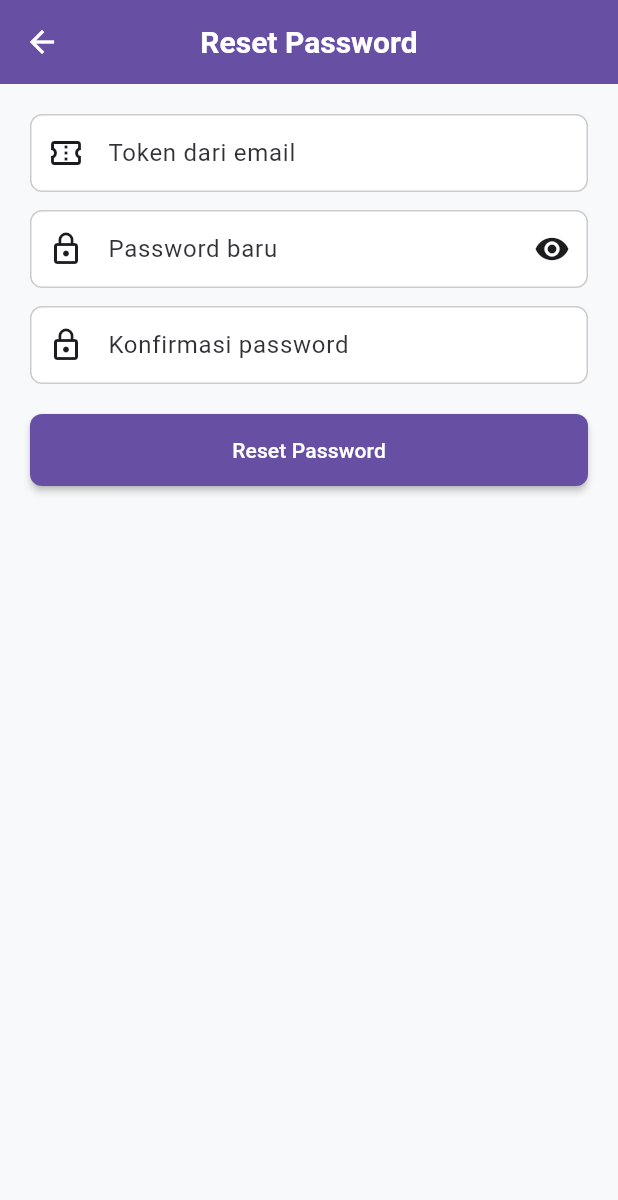
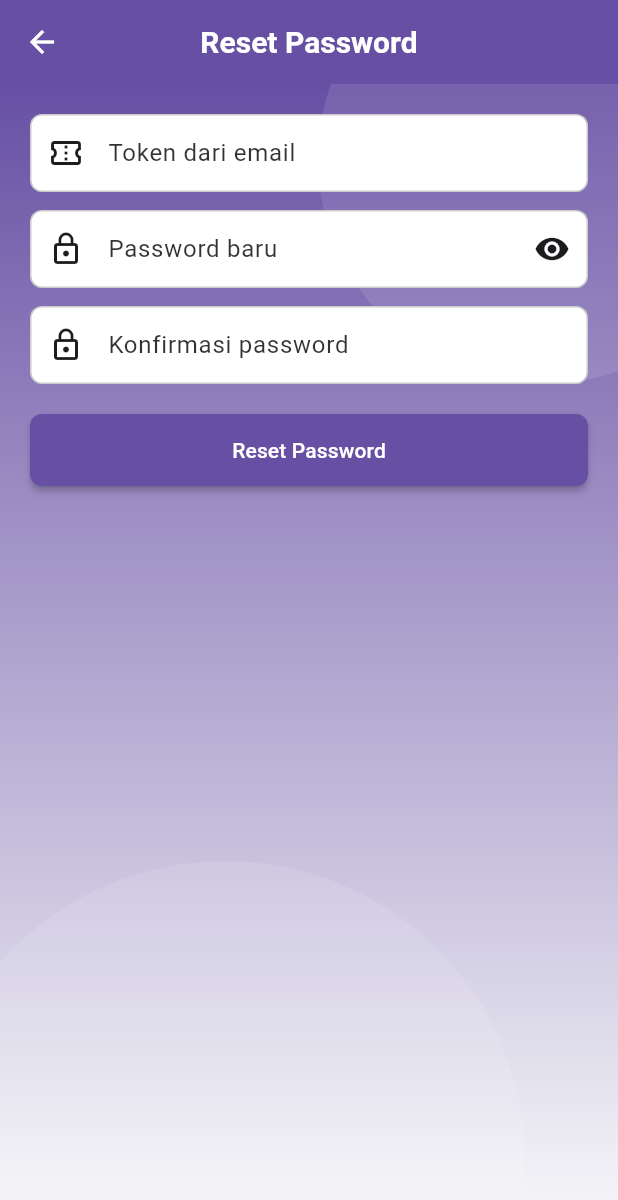
Before and after one commit to fahmiorim/radio_app, a Flutter app: the ResetPasswordScreen screen opened by its route, on a phone screen of 412 x 824 dp. Shown: the top 1200 px of the screen. Run offline on Flutter 3.47's test engine with Material 3 defaults, Android fonts, the phone set to English and light mode, and no system bars; our stand-ins replace cached_network_image, cookie_jar, dio, dio_cookie_manager, firebase_auth, firebase_core and 11 more; missing offline and left inert: audio_session, pusher_channels_flutter; accounts and stored records are empty.

Commit message:
feat: add app background to reset password

```diff
--- a/lib/screens/auth/reset_password_screen.dart
+++ b/lib/screens/auth/reset_password_screen.dart
@@ -1,6 +1,7 @@
 import 'package:flutter/material.dart';
 import 'package:radio_odan_app/services/auth_service.dart';
 import 'package:radio_odan_app/config/app_routes.dart';
+import 'package:radio_odan_app/widgets/common/app_background.dart';
 
 class ResetPasswordScreen extends StatefulWidget {
   final String email; // bisa diisi otomatis dari argumen
@@ -72,7 +73,10 @@ class _ResetPasswordScreenState extends State<ResetPasswordScreen> {
 
     return Scaffold(
       appBar: AppBar(title: const Text('Reset Password')),
-      body: Padding(
+      body: Stack(
+        children: [
+          const AppBackground(),
+          Padding(
             padding: const EdgeInsets.all(20),
             child: Form(
               key: _formKey,
@@ -139,6 +143,8 @@ class _ResetPasswordScreenState extends State<ResetPasswordScreen> {
               ),
             ),
           ),
+        ],
+      ),
     );
   }
 }
--- /dev/null
+++ b/lib/widgets/common/app_background.dart
@@ -0,0 +1,50 @@
+import 'package:flutter/material.dart';
+import 'package:radio_odan_app/config/app_colors.dart';
+
+class AppBackground extends StatelessWidget {
+  const AppBackground({super.key});
+
+  @override
+  Widget build(BuildContext context) {
+    final theme = Theme.of(context);
+    return Positioned.fill(
+      child: Container(
+        decoration: BoxDecoration(
+          gradient: LinearGradient(
+            begin: Alignment.topCenter,
+            end: Alignment.bottomCenter,
+            colors: [theme.colorScheme.primary, theme.colorScheme.background],
+          ),
+        ),
+        child: Stack(
+          children: [
+            Positioned(
+              top: -100,
+              right: -100,
+              child: Container(
+                width: 300,
+                height: 300,
+                decoration: BoxDecoration(
+                  shape: BoxShape.circle,
+                  color: AppColors.white.withOpacity(0.1),
+                ),
+              ),
+            ),
+            Positioned(
+              bottom: -150,
+              left: -50,
+              child: Container(
+                width: 400,
+                height: 400,
+                decoration: BoxDecoration(
+                  shape: BoxShape.circle,
+                  color: AppColors.white.withOpacity(0.1),
+                ),
+              ),
+            ),
+          ],
+        ),
+      ),
+    );
+  }
+}
```
Lines whose indentation alone changed are shown as unchanged.
